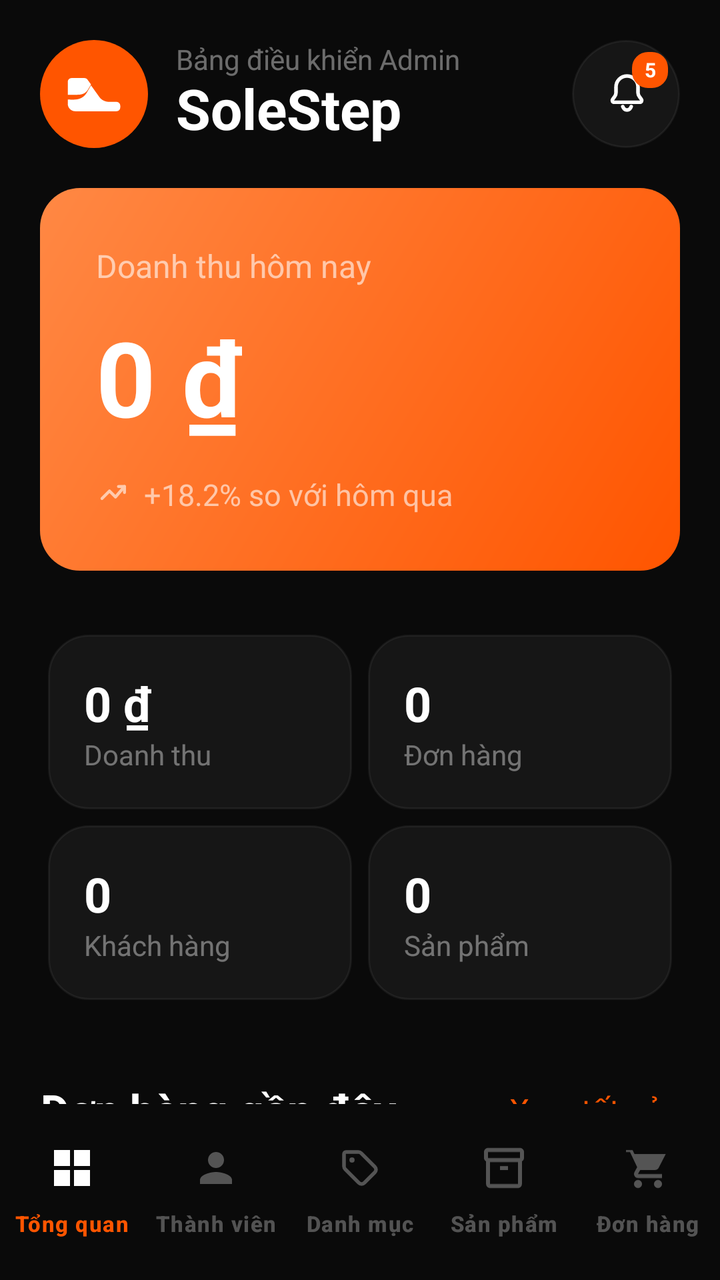
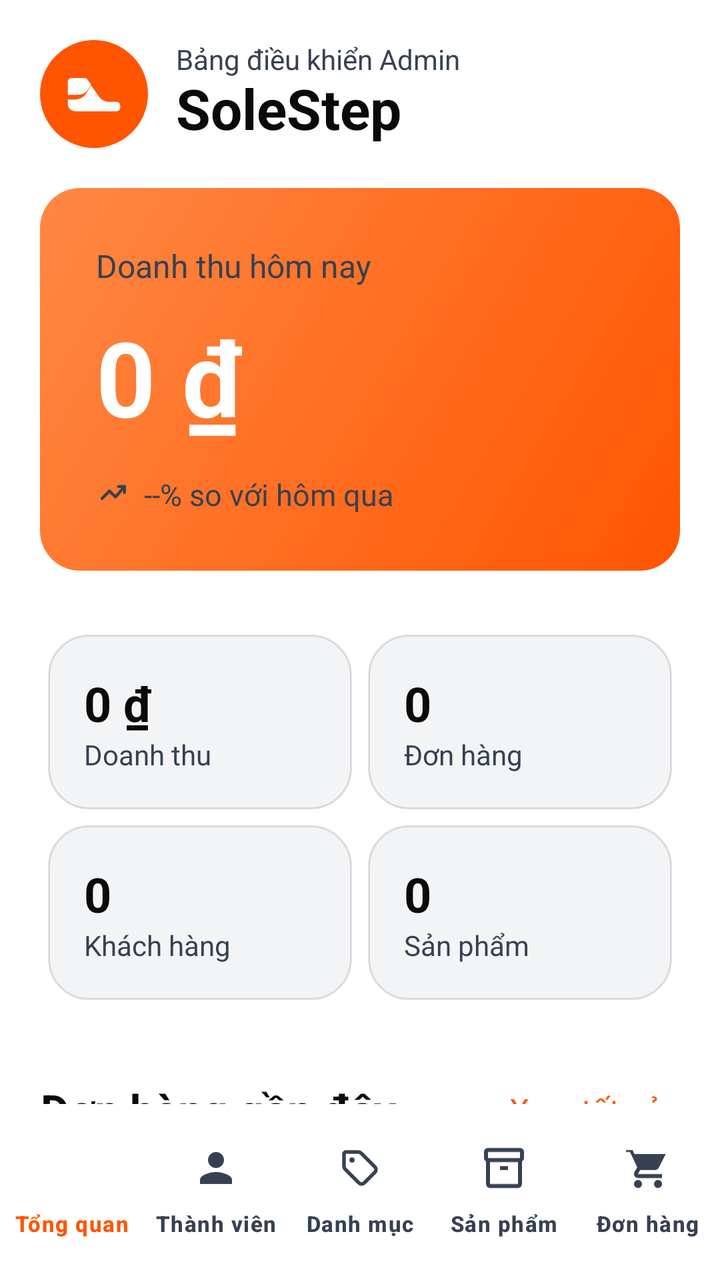

Compare the two renders of this Android layout. The source of the first and the diff that turns it into the second are given below.
<!-- AndroidManifest.xml: activity theme Theme.SoleStep.Admin -->
<!-- res/layout/activity_admin_dashboard.xml -->
<?xml version="1.0" encoding="utf-8"?>
<androidx.constraintlayout.widget.ConstraintLayout xmlns:android="http://schemas.android.com/apk/res/android"
    xmlns:app="http://schemas.android.com/apk/res-auto"
    xmlns:tools="http://schemas.android.com/tools"
    android:id="@+id/admin_dashboard_root"
    android:layout_width="match_parent"
    android:layout_height="match_parent"
    android:background="@color/bg_dark_primary">

    
    <androidx.constraintlayout.widget.ConstraintLayout
        android:id="@+id/admin_header_container"
        android:layout_width="match_parent"
        android:layout_height="wrap_content"
        android:paddingHorizontal="20dp"
        android:paddingTop="20dp"
        android:paddingBottom="10dp"
        app:layout_constraintTop_toTopOf="parent">

        <View
            android:id="@+id/profile_image_bg"
            android:layout_width="54dp"
            android:layout_height="54dp"
            android:background="@drawable/bg_circle_orange"
            app:layout_constraintBottom_toBottomOf="parent"
            app:layout_constraintStart_toStartOf="parent"
            app:layout_constraintTop_toTopOf="parent" />

        <ImageView
            android:layout_width="30dp"
            android:layout_height="30dp"
            android:contentDescription="@null"
            android:src="@drawable/ic_shoe"
            app:layout_constraintBottom_toBottomOf="@+id/profile_image_bg"
            app:layout_constraintEnd_toEndOf="@+id/profile_image_bg"
            app:layout_constraintStart_toStartOf="@+id/profile_image_bg"
            app:layout_constraintTop_toTopOf="@+id/profile_image_bg"
            app:tint="@color/brand_white" />

        <TextView
            android:id="@+id/admin_label"
            android:layout_width="wrap_content"
            android:layout_height="wrap_content"
            android:layout_marginStart="14dp"
            android:text="Bảng điều khiển Admin"
            android:textColor="@color/text_dark_tertiary"
            android:textSize="14sp"
            app:layout_constraintStart_toEndOf="@+id/profile_image_bg"
            app:layout_constraintTop_toTopOf="@+id/profile_image_bg" />

        <TextView
            android:id="@+id/app_name_label"
            android:layout_width="wrap_content"
            android:layout_height="wrap_content"
            android:layout_marginTop="-4dp"
            android:text="SoleStep"
            android:textColor="@color/text_dark_primary"
            android:textSize="28sp"
            android:textStyle="bold"
            app:layout_constraintStart_toStartOf="@+id/admin_label"
            app:layout_constraintTop_toBottomOf="@+id/admin_label" />

        <FrameLayout
            android:layout_width="54dp"
            android:layout_height="54dp"
            android:background="@drawable/bg_circle_dark"
            app:layout_constraintBottom_toBottomOf="parent"
            app:layout_constraintEnd_toEndOf="parent"
            app:layout_constraintTop_toTopOf="parent">

            <ImageView
                android:layout_width="24dp"
                android:layout_height="24dp"
                android:layout_gravity="center"
                android:contentDescription="@null"
                android:src="@drawable/ic_home_bell"
                app:tint="@color/text_dark_primary" />

            <TextView
                android:id="@+id/tv_notification_badge"
                android:layout_width="18dp"
                android:layout_height="18dp"
                android:layout_gravity="top|end"
                android:layout_marginTop="6dp"
                android:layout_marginEnd="6dp"
                android:background="@drawable/bg_badge_orange"
                android:gravity="center"
                android:text="5"
                android:textColor="@color/brand_white"
                android:textSize="10sp"
                android:textStyle="bold" />
        </FrameLayout>
    </androidx.constraintlayout.widget.ConstraintLayout>

    <androidx.core.widget.NestedScrollView
        android:id="@+id/admin_scroll_view"
        android:layout_width="match_parent"
        android:layout_height="0dp"
        android:clipToPadding="false"
        android:paddingBottom="24dp"
        app:layout_constraintBottom_toTopOf="@+id/admin_bottom_nav"
        app:layout_constraintTop_toBottomOf="@id/admin_header_container">

        <LinearLayout
            android:layout_width="match_parent"
            android:layout_height="wrap_content"
            android:orientation="vertical"
            android:paddingHorizontal="20dp">

            
            <androidx.constraintlayout.widget.ConstraintLayout
                android:layout_width="match_parent"
                android:layout_height="wrap_content"
                android:layout_marginTop="10dp"
                android:background="@drawable/bg_orange_gradient"
                android:padding="28dp">

                <TextView
                    android:id="@+id/revenue_title"
                    android:layout_width="wrap_content"
                    android:layout_height="wrap_content"
                    android:text="Doanh thu hôm nay"
                    android:textColor="@color/text_dark_secondary"
                    android:textSize="16sp"
                    app:layout_constraintStart_toStartOf="parent"
                    app:layout_constraintTop_toTopOf="parent" />

                <TextView
                    android:id="@+id/revenue_amount"
                    android:layout_width="wrap_content"
                    android:layout_height="wrap_content"
                    android:layout_marginTop="10dp"
                    android:text="0 ₫"
                    android:textColor="@color/brand_white"
                    android:textSize="52sp"
                    android:textStyle="bold"
                    app:layout_constraintStart_toStartOf="parent"
                    app:layout_constraintTop_toBottomOf="@+id/revenue_title" />

                <LinearLayout
                    android:layout_width="wrap_content"
                    android:layout_height="wrap_content"
                    android:layout_marginTop="14dp"
                    android:gravity="center_vertical"
                    android:orientation="horizontal"
                    app:layout_constraintStart_toStartOf="parent"
                    app:layout_constraintTop_toBottomOf="@+id/revenue_amount">

                    <ImageView
                        android:layout_width="18dp"
                        android:layout_height="18dp"
                        android:contentDescription="@null"
                        android:src="@drawable/ic_home_trending"
                        app:tint="@color/text_dark_secondary" />

                    <TextView
                        android:id="@+id/tv_revenue_trend"
                        android:layout_width="wrap_content"
                        android:layout_height="wrap_content"
                        android:layout_marginStart="6dp"
                        android:text="+18.2% so với hôm qua"
                        android:textColor="@color/text_dark_secondary"
                        android:textSize="15sp" />
                </LinearLayout>
            </androidx.constraintlayout.widget.ConstraintLayout>

            
            <GridLayout
                android:layout_width="match_parent"
                android:layout_height="wrap_content"
                android:layout_marginTop="28dp"
                android:columnCount="2"
                android:useDefaultMargins="true">

                <LinearLayout
                    android:layout_width="0dp"
                    android:layout_height="wrap_content"
                    android:layout_columnWeight="1"
                    android:background="@drawable/bg_card_dark"
                    android:orientation="vertical"
                    android:padding="18dp">
                    <TextView
                        android:id="@+id/tv_stat_revenue_value"
                        android:layout_width="wrap_content"
                        android:layout_height="wrap_content"
                        android:text="0 ₫"
                        android:textColor="@color/text_dark_primary"
                        android:textSize="24sp"
                        android:textStyle="bold" />
                    <TextView
                        android:layout_width="wrap_content"
                        android:layout_height="wrap_content"
                        android:text="Doanh thu"
                        android:textColor="@color/text_dark_tertiary"
                        android:textSize="14sp" />
                </LinearLayout>

                <LinearLayout
                    android:layout_width="0dp"
                    android:layout_height="wrap_content"
                    android:layout_columnWeight="1"
                    android:background="@drawable/bg_card_dark"
                    android:orientation="vertical"
                    android:padding="18dp">
                    <TextView
                        android:id="@+id/tv_stat_orders_value"
                        android:layout_width="wrap_content"
                        android:layout_height="wrap_content"
                        android:text="0"
                        android:textColor="@color/text_dark_primary"
                        android:textSize="24sp"
                        android:textStyle="bold" />
                    <TextView
                        android:layout_width="wrap_content"
                        android:layout_height="wrap_content"
                        android:text="Đơn hàng"
                        android:textColor="@color/text_dark_tertiary"
                        android:textSize="14sp" />
                </LinearLayout>

                <LinearLayout
                    android:layout_width="0dp"
                    android:layout_height="wrap_content"
                    android:layout_columnWeight="1"
                    android:background="@drawable/bg_card_dark"
                    android:orientation="vertical"
                    android:padding="18dp">
                    <TextView
                        android:id="@+id/tv_stat_customers_value"
                        android:layout_width="wrap_content"
                        android:layout_height="wrap_content"
                        android:text="0"
                        android:textColor="@color/text_dark_primary"
                        android:textSize="24sp"
                        android:textStyle="bold" />
                    <TextView
                        android:layout_width="wrap_content"
                        android:layout_height="wrap_content"
                        android:text="Khách hàng"
                        android:textColor="@color/text_dark_tertiary"
                        android:textSize="14sp" />
                </LinearLayout>

                <LinearLayout
                    android:layout_width="0dp"
                    android:layout_height="wrap_content"
                    android:layout_columnWeight="1"
                    android:background="@drawable/bg_card_dark"
                    android:orientation="vertical"
                    android:padding="18dp">
                    <TextView
                        android:id="@+id/tv_stat_products_value"
                        android:layout_width="wrap_content"
                        android:layout_height="wrap_content"
                        android:text="0"
                        android:textColor="@color/text_dark_primary"
                        android:textSize="24sp"
                        android:textStyle="bold" />
                    <TextView
                        android:layout_width="wrap_content"
                        android:layout_height="wrap_content"
                        android:text="Sản phẩm"
                        android:textColor="@color/text_dark_tertiary"
                        android:textSize="14sp" />
                </LinearLayout>
            </GridLayout>

            
            <androidx.constraintlayout.widget.ConstraintLayout
                android:layout_width="match_parent"
                android:layout_height="wrap_content"
                android:layout_marginTop="36dp">
                <TextView
                    android:layout_width="wrap_content"
                    android:layout_height="wrap_content"
                    android:text="Đơn hàng gần đây"
                    android:textColor="@color/text_dark_primary"
                    android:textSize="22sp"
                    android:textStyle="bold"
                    app:layout_constraintBottom_toBottomOf="parent"
                    app:layout_constraintStart_toStartOf="parent"
                    app:layout_constraintTop_toTopOf="parent" />
                <TextView
                    android:id="@+id/btn_view_all_orders"
                    android:layout_width="wrap_content"
                    android:layout_height="wrap_content"
                    android:text="Xem tất cả ›"
                    android:textColor="@color/brand_orange"
                    android:textSize="16sp"
                    app:layout_constraintBottom_toBottomOf="parent"
                    app:layout_constraintEnd_toEndOf="parent"
                    app:layout_constraintTop_toTopOf="parent" />
            </androidx.constraintlayout.widget.ConstraintLayout>

            <LinearLayout
                android:id="@+id/layout_recent_orders"
                android:layout_width="match_parent"
                android:layout_height="wrap_content"
                android:layout_marginTop="18dp"
                android:background="@drawable/bg_card_dark"
                android:orientation="vertical"
                android:padding="8dp" />

            
            <androidx.constraintlayout.widget.ConstraintLayout
                android:layout_width="match_parent"
                android:layout_height="wrap_content"
                android:layout_marginTop="36dp">
                <TextView
                    android:layout_width="wrap_content"
                    android:layout_height="wrap_content"
                    android:text="Sản phẩm hàng đầu"
                    android:textColor="@color/text_dark_primary"
                    android:textSize="22sp"
                    android:textStyle="bold"
                    app:layout_constraintBottom_toBottomOf="parent"
                    app:layout_constraintStart_toStartOf="parent"
                    app:layout_constraintTop_toTopOf="parent" />
                <TextView
                    android:id="@+id/btn_view_all_products"
                    android:layout_width="wrap_content"
                    android:layout_height="wrap_content"
                    android:text="Xem tất cả ›"
                    android:textColor="@color/brand_orange"
                    android:textSize="16sp"
                    app:layout_constraintBottom_toBottomOf="parent"
                    app:layout_constraintEnd_toEndOf="parent"
                    app:layout_constraintTop_toTopOf="parent" />
            </androidx.constraintlayout.widget.ConstraintLayout>

            <HorizontalScrollView
                android:layout_width="match_parent"
                android:layout_height="wrap_content"
                android:layout_marginTop="18dp"
                android:clipToPadding="false"
                android:scrollbars="none">
                <LinearLayout
                    android:id="@+id/layout_top_products"
                    android:layout_width="wrap_content"
                    android:layout_height="wrap_content"
                    android:orientation="horizontal" />
            </HorizontalScrollView>

        </LinearLayout>
    </androidx.core.widget.NestedScrollView>

    
    <include
        android:id="@+id/admin_bottom_nav"
        layout="@layout/view_admin_bottom_nav"
        android:layout_width="match_parent"
        android:layout_height="wrap_content"
        app:layout_constraintBottom_toBottomOf="parent" />

</androidx.constraintlayout.widget.ConstraintLayout>
<!-- res/layout/view_admin_bottom_nav.xml (included above) -->
<?xml version="1.0" encoding="utf-8"?>
<com.google.android.material.bottomnavigation.BottomNavigationView
    xmlns:android="http://schemas.android.com/apk/res/android"
    xmlns:app="http://schemas.android.com/apk/res-auto"
    android:id="@+id/admin_bottom_nav"
    style="@style/Widget.SoleStep.BottomNavigationView.Admin"
    android:layout_width="match_parent"
    android:layout_height="wrap_content"
    app:menu="@menu/admin_bottom_nav_menu" />
<!-- resources referenced by this layout -->
<resources>
  <color name="bg_dark_primary">#0A0A0A</color>
  <color name="brand_orange">#FF5500</color>
  <color name="brand_white">#FFFFFF</color>
  <color name="text_dark_primary">#FFFFFF</color>
  <color name="text_dark_secondary">#99FFFFFF</color>
  <color name="text_dark_tertiary">#66FFFFFF</color>
  <!-- drawable bg_badge_orange (drawable) -->
  <?xml version="1.0" encoding="utf-8"?>
  <shape xmlns:android="http://schemas.android.com/apk/res/android"
      android:shape="rectangle">
      <solid android:color="@color/brand_orange" />
      <corners android:radius="@dimen/radius_badge" />
  </shape>
  <!-- drawable bg_circle_dark (drawable) -->
  <?xml version="1.0" encoding="utf-8"?>
  <shape xmlns:android="http://schemas.android.com/apk/res/android"
      android:shape="oval">
      <solid android:color="@color/bg_dark_surface_2" />
      <stroke
          android:width="1dp"
          android:color="@color/border_dark_light" />
  </shape>
  <!-- drawable ic_home_bell (drawable) -->
  <?xml version="1.0" encoding="utf-8"?>
  <vector xmlns:android="http://schemas.android.com/apk/res/android"
      android:width="24dp"
      android:height="24dp"
      android:viewportWidth="24"
      android:viewportHeight="24">
      <path
          android:fillColor="@android:color/transparent"
          android:pathData="M18,8.5C18,5.46 15.54,3 12.5,3S7,5.46 7,8.5v2.8c0,0.72 -0.24,1.42 -0.68,2L5.3,14.68C4.86,15.28 5.29,16.13 6.03,16.13h12.94c0.74,0 1.17,-0.85 0.73,-1.45l-1.02,-1.38c-0.44,-0.58 -0.68,-1.28 -0.68,-2V8.5z"
          android:strokeColor="@color/text_secondary"
          android:strokeLineCap="round"
          android:strokeLineJoin="round"
          android:strokeWidth="1.8" />
      <path
          android:fillColor="@android:color/transparent"
          android:pathData="M10.4,18.3C10.78,19.32 11.55,20 12.5,20s1.72,-0.68 2.1,-1.7"
          android:strokeColor="@color/text_secondary"
          android:strokeLineCap="round"
          android:strokeWidth="1.8" />
  </vector>
  <style name="Theme.SoleStep.Admin" parent="Theme.Material3.DayNight.NoActionBar">
  
          <item name="colorPrimary">@color/brand_orange</item>
          <item name="colorPrimaryVariant">@color/brand_orange_light</item>
          <item name="colorOnPrimary">@color/brand_white</item>
  
          <item name="colorSecondary">@color/brand_indigo</item>
          <item name="colorOnSecondary">@color/brand_white</item>
  
          <item name="colorSurface">@color/bg_dark_surface_2</item>
          <item name="colorOnSurface">@color/brand_white</item>
  
          <item name="android:colorBackground">@color/bg_dark_primary</item>
          <item name="colorOnBackground">@color/brand_white</item>
  
          <item name="android:statusBarColor">@color/bg_dark_primary</item>
          <item name="android:navigationBarColor">@color/bg_dark_primary</item>
          <item name="android:windowLightStatusBar" tools:targetApi="m">false</item>
  
          <item name="android:windowBackground">@color/bg_dark_primary</item>
  
          <item name="shapeAppearanceSmallComponent">@style/ShapeAppearance.SoleStep.Small</item>
          <item name="shapeAppearanceMediumComponent">@style/ShapeAppearance.SoleStep.Medium</item>
          <item name="shapeAppearanceLargeComponent">@style/ShapeAppearance.SoleStep.Large</item>
      </style>
  <dimen name="radius_badge">8dp</dimen>
  <color name="bg_dark_surface_2">#161616</color>
  <dimen name="radius_card">20dp</dimen>
  <dimen name="stroke_thin">1dp</dimen>
  <color name="border_dark_light">#0FFFFFFF</color>
  <color name="brand_orange_light">#FF8844</color>
  <color name="text_secondary">#374151</color>
  <color name="brand_indigo">#6366F1</color>
  <style name="ShapeAppearance.App.Indicator" parent="ShapeAppearance.Material3.SmallComponent">
          <item name="cornerSize">50%</item>
      </style>
  <dimen name="radius_sm">8dp</dimen>
  <dimen name="radius_lg">16dp</dimen>
  <dimen name="radius_2xl">24dp</dimen>
  <!-- unchanged entries left out for length: 11 -->
</resources>

<!-- the commit's change to res/layout/activity_admin_dashboard.xml (unified diff, before → after) -->
@@ -59,38 +59,7 @@
             android:textStyle="bold"
             app:layout_constraintStart_toStartOf="@+id/admin_label"
             app:layout_constraintTop_toBottomOf="@+id/admin_label" />
-
-        <FrameLayout
-            android:layout_width="54dp"
-            android:layout_height="54dp"
-            android:background="@drawable/bg_circle_dark"
-            app:layout_constraintBottom_toBottomOf="parent"
-            app:layout_constraintEnd_toEndOf="parent"
-            app:layout_constraintTop_toTopOf="parent">
-
-            <ImageView
-                android:layout_width="24dp"
-                android:layout_height="24dp"
-                android:layout_gravity="center"
-                android:contentDescription="@null"
-                android:src="@drawable/ic_home_bell"
-                app:tint="@color/text_dark_primary" />
-
-            <TextView
-                android:id="@+id/tv_notification_badge"
-                android:layout_width="18dp"
-                android:layout_height="18dp"
-                android:layout_gravity="top|end"
-                android:layout_marginTop="6dp"
-                android:layout_marginEnd="6dp"
-                android:background="@drawable/bg_badge_orange"
-                android:gravity="center"
-                android:text="5"
-                android:textColor="@color/brand_white"
-                android:textSize="10sp"
-                android:textStyle="bold" />
-        </FrameLayout>
-    </androidx.constraintlayout.widget.ConstraintLayout>
+     </androidx.constraintlayout.widget.ConstraintLayout>
 
     <androidx.core.widget.NestedScrollView
         android:id="@+id/admin_scroll_view"
@@ -158,7 +127,7 @@
                         android:layout_width="wrap_content"
                         android:layout_height="wrap_content"
                         android:layout_marginStart="6dp"
-                        android:text="+18.2% so với hôm qua"
+                        android:text="--% so với hôm qua"
                         android:textColor="@color/text_dark_secondary"
                         android:textSize="15sp" />
                 </LinearLayout>
<!-- resource entries referenced after the edit -->
@@ -1,48 +1,11 @@
 <!-- resources referenced by this layout -->
 <resources>
-  <color name="bg_dark_primary">#0A0A0A</color>
+  <color name="bg_dark_primary">#FFFFFF</color>
   <color name="brand_orange">#FF5500</color>
   <color name="brand_white">#FFFFFF</color>
-  <color name="text_dark_primary">#FFFFFF</color>
-  <color name="text_dark_secondary">#99FFFFFF</color>
-  <color name="text_dark_tertiary">#66FFFFFF</color>
-  <!-- drawable bg_badge_orange (drawable) -->
-  <?xml version="1.0" encoding="utf-8"?>
-  <shape xmlns:android="http://schemas.android.com/apk/res/android"
-      android:shape="rectangle">
-      <solid android:color="@color/brand_orange" />
-      <corners android:radius="@dimen/radius_badge" />
-  </shape>
-  <!-- drawable bg_circle_dark (drawable) -->
-  <?xml version="1.0" encoding="utf-8"?>
-  <shape xmlns:android="http://schemas.android.com/apk/res/android"
-      android:shape="oval">
-      <solid android:color="@color/bg_dark_surface_2" />
-      <stroke
-          android:width="1dp"
-          android:color="@color/border_dark_light" />
-  </shape>
-  <!-- drawable ic_home_bell (drawable) -->
-  <?xml version="1.0" encoding="utf-8"?>
-  <vector xmlns:android="http://schemas.android.com/apk/res/android"
-      android:width="24dp"
-      android:height="24dp"
-      android:viewportWidth="24"
-      android:viewportHeight="24">
-      <path
-          android:fillColor="@android:color/transparent"
-          android:pathData="M18,8.5C18,5.46 15.54,3 12.5,3S7,5.46 7,8.5v2.8c0,0.72 -0.24,1.42 -0.68,2L5.3,14.68C4.86,15.28 5.29,16.13 6.03,16.13h12.94c0.74,0 1.17,-0.85 0.73,-1.45l-1.02,-1.38c-0.44,-0.58 -0.68,-1.28 -0.68,-2V8.5z"
-          android:strokeColor="@color/text_secondary"
-          android:strokeLineCap="round"
-          android:strokeLineJoin="round"
-          android:strokeWidth="1.8" />
-      <path
-          android:fillColor="@android:color/transparent"
-          android:pathData="M10.4,18.3C10.78,19.32 11.55,20 12.5,20s1.72,-0.68 2.1,-1.7"
-          android:strokeColor="@color/text_secondary"
-          android:strokeLineCap="round"
-          android:strokeWidth="1.8" />
-  </vector>
+  <color name="text_dark_primary">#0A0A0A</color>
+  <color name="text_dark_secondary">#374151</color>
+  <color name="text_dark_tertiary">#374151</color>
   <style name="Theme.SoleStep.Admin" parent="Theme.Material3.DayNight.NoActionBar">
   
           <item name="colorPrimary">@color/brand_orange</item>
@@ -53,10 +16,10 @@
           <item name="colorOnSecondary">@color/brand_white</item>
   
           <item name="colorSurface">@color/bg_dark_surface_2</item>
-          <item name="colorOnSurface">@color/brand_white</item>
+          <item name="colorOnSurface">@color/text_dark_primary</item>
   
           <item name="android:colorBackground">@color/bg_dark_primary</item>
-          <item name="colorOnBackground">@color/brand_white</item>
+          <item name="colorOnBackground">@color/text_dark_primary</item>
   
           <item name="android:statusBarColor">@color/bg_dark_primary</item>
           <item name="android:navigationBarColor">@color/bg_dark_primary</item>
@@ -68,13 +31,11 @@
           <item name="shapeAppearanceMediumComponent">@style/ShapeAppearance.SoleStep.Medium</item>
           <item name="shapeAppearanceLargeComponent">@style/ShapeAppearance.SoleStep.Large</item>
       </style>
-  <dimen name="radius_badge">8dp</dimen>
-  <color name="bg_dark_surface_2">#161616</color>
+  <color name="bg_dark_surface_2">#F3F4F6</color>
   <dimen name="radius_card">20dp</dimen>
   <dimen name="stroke_thin">1dp</dimen>
-  <color name="border_dark_light">#0FFFFFFF</color>
+  <color name="border_dark_light">#1F000000</color>
   <color name="brand_orange_light">#FF8844</color>
-  <color name="text_secondary">#374151</color>
   <color name="brand_indigo">#6366F1</color>
   <style name="ShapeAppearance.App.Indicator" parent="ShapeAppearance.Material3.SmallComponent">
           <item name="cornerSize">50%</item>
